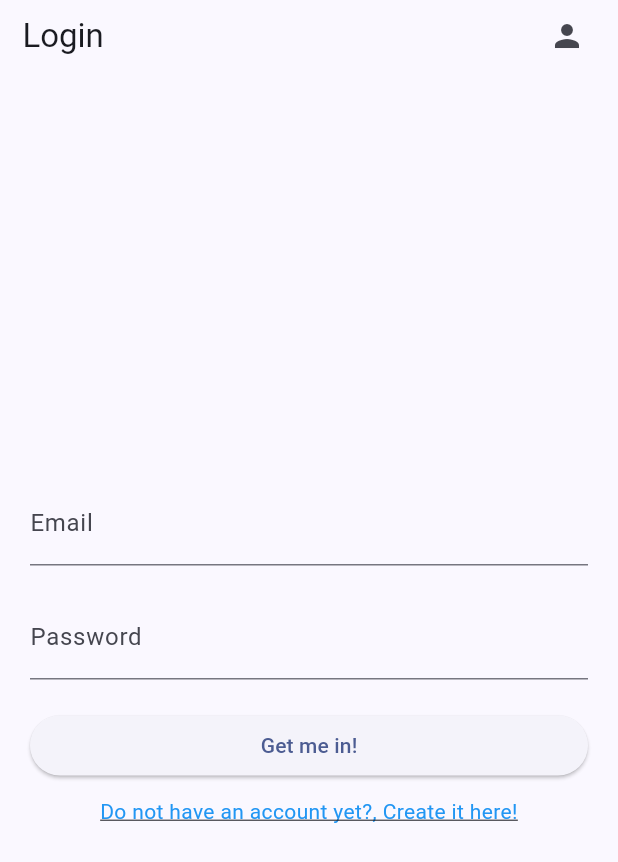
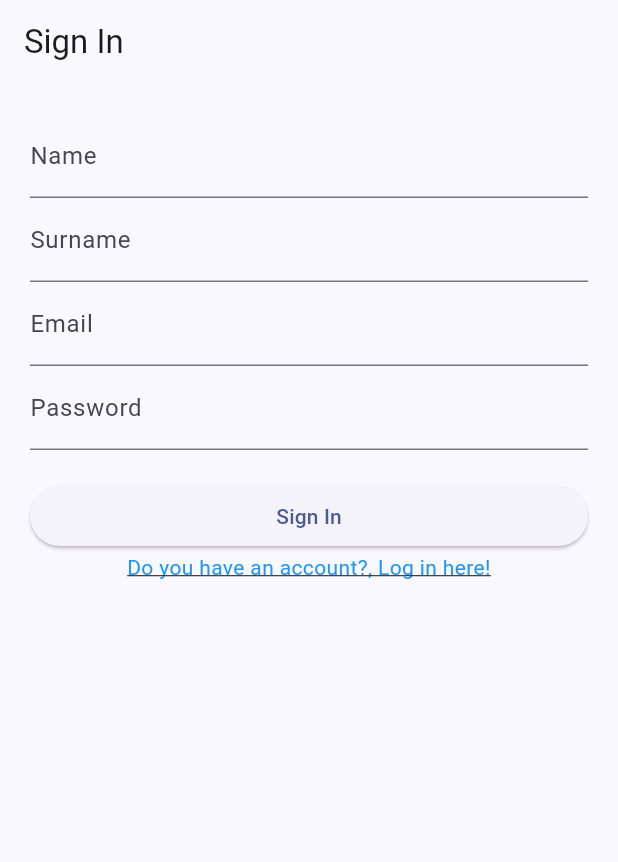
Before and after one commit to EmilioMartel/Stunet, a Flutter app: the screen it shows after launch, after a tap on "Do not have an account yet?, Create it h", on a phone screen of 412 x 824 dp. Shown: the top 862 px of the screen. Run offline on Flutter 3.47's test engine with Material 3 defaults, Android fonts, the phone set to English and light mode, and no system bars; our stand-ins replace flutter_dotenv, flutter_riverpod, go_router.

Commit message:
signin (form validated)

```diff
--- a/lib/config/router/app_router.dart
+++ b/lib/config/router/app_router.dart
@@ -16,7 +16,7 @@ final appRouter = GoRouter(
       builder: (context, state) => const LoginScreen(),
     ),
     GoRoute(
-      path: '/sign-in',
+      path: '/signin',
       name: SignInScreen.name,
       builder: (context, state) => const SignInScreen(),
     ),
--- a/lib/presentation/screens/auth/login_screen.dart
+++ b/lib/presentation/screens/auth/login_screen.dart
@@ -14,9 +14,8 @@ class LoginScreen extends StatelessWidget {
     TextEditingController passwordController = TextEditingController();
 
     return Scaffold(
-      appBar: const PreferredSize(
-        preferredSize: Size.fromHeight(60),
-        child: CustomAppBar(title: 'Login',),
+      appBar: AppBar(
+        title: const Text('Login'),
       ),
       body: Padding(
         padding: const EdgeInsets.all(20.0),
@@ -39,7 +38,6 @@ class LoginScreen extends StatelessWidget {
               ElevatedButton(
                 onPressed: () {
                   // Captura el valor del correo electrónico y la contraseña
-
                   String email = emailController.text;
                   String password = passwordController.text;
 
@@ -67,6 +65,7 @@ class LoginScreen extends StatelessWidget {
               GestureDetector(
                 onTap: () {
                   // Acción al presionar el texto de registro
+                  GoRouter.of(context).go('/signin');
                 },
                 child: const Text(
                   'Do not have an account yet?, Create it here!',
--- a/lib/presentation/screens/auth/signin_screen.dart
+++ b/lib/presentation/screens/auth/signin_screen.dart
@@ -1,5 +1,5 @@
 import 'package:flutter/material.dart';
-
+import 'package:go_router/go_router.dart';
 
 class SignInScreen extends StatelessWidget {
 
@@ -9,11 +9,87 @@ class SignInScreen extends StatelessWidget {
 
   @override
   Widget build(BuildContext context) {
+    TextEditingController nameController = TextEditingController();
+    TextEditingController surnameController = TextEditingController();
+    TextEditingController emailController = TextEditingController();
+    TextEditingController passwordController = TextEditingController();
+
     return Scaffold(
-      appBar: AppBar(
-        title: const Text("Sign In"),
+      appBar: AppBar(title: const Text('Sign In')),
+      body: Padding(
+        padding: const EdgeInsets.all(20.0),
+        child: Column(
+          crossAxisAlignment: CrossAxisAlignment.stretch,
+          children: [
+            TextField(
+              controller: nameController,
+              decoration: const InputDecoration(labelText: 'Name'),
+            ),
+            TextField(
+              controller: surnameController,
+              decoration: const InputDecoration(labelText: 'Surname'),
+            ),
+            TextField(
+              controller: emailController,
+              decoration: const InputDecoration(labelText: 'Email'),
+            ),
+            TextField(
+              controller: passwordController,
+              obscureText: true,
+              decoration: const InputDecoration(labelText: 'Password'),
+            ),
+            const SizedBox(height: 20),
+            ElevatedButton(
+              onPressed: () {
+                String name = nameController.text;
+                String surname = surnameController.text;
+                String email = emailController.text;
+                String password = passwordController.text;
+
+                if (name.isEmpty || surname.isEmpty || email.isEmpty || password.isEmpty) {
+                  ScaffoldMessenger.of(context).showSnackBar(
+                    const SnackBar(content: Text('All fields are mandatory')),
+                  );
+                  return;
+                }
+
+                if (!email.contains("@alu.ulpgc.es")) {
+                  ScaffoldMessenger.of(context).showSnackBar(
+                    const SnackBar(content: Text('Email must be from @alu.ulpgc.es')),
+                  );
+                  return;
+                }
+
+                if (password.length < 6) {
+                  ScaffoldMessenger.of(context).showSnackBar(
+                    const SnackBar(content: Text('Password must be at least 6 characters long')),
+                  );
+                  return;
+                }
+
+                // Proceed with sign in
+                GoRouter.of(context).go('/home');
+              },
+              child: const Text('Sign In'),
+
+            ),
+            GestureDetector(
+                onTap: () {
+                  // Acción al presionar el texto de registro
+                  GoRouter.of(context).go('/');
+                },
+                child: const Text(
+                  'Do you have an account?, Log in here!',
+                  textAlign: TextAlign.center,
+                  style: TextStyle(
+                    color: Colors.blue,
+                    decoration: TextDecoration.underline,
+                  ),
+                ),
+              ),
+          ],
+        ),
       ),
-      body: const Center(child: Text('Sign In Screen'))
     );
   }
 }
```
